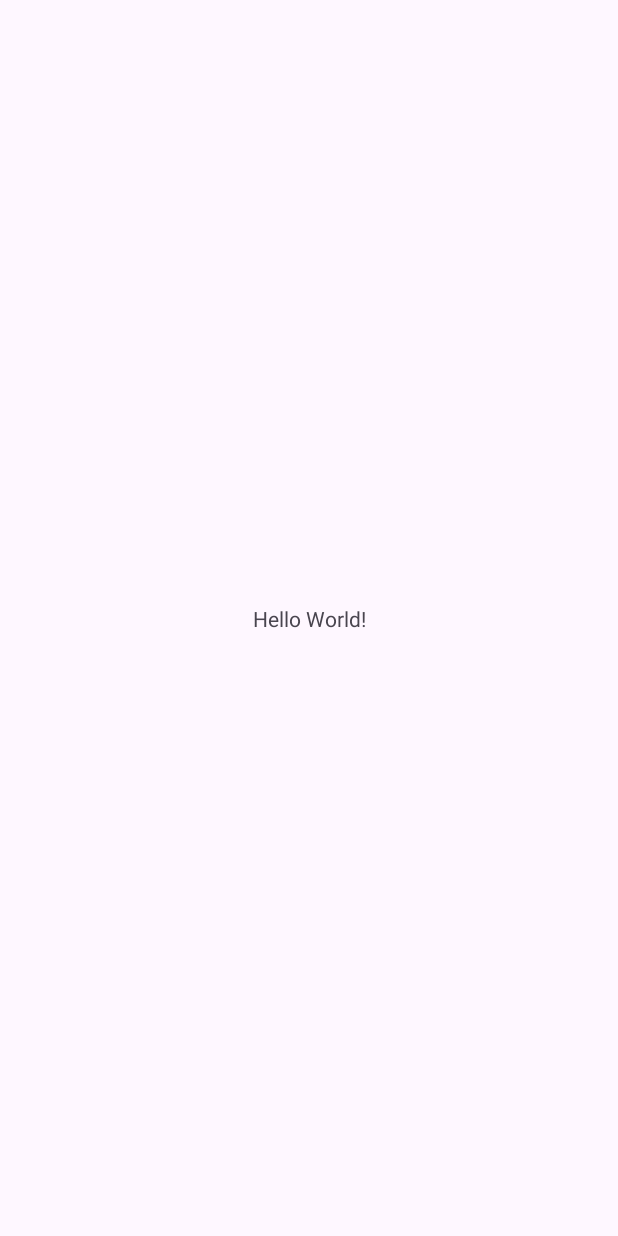
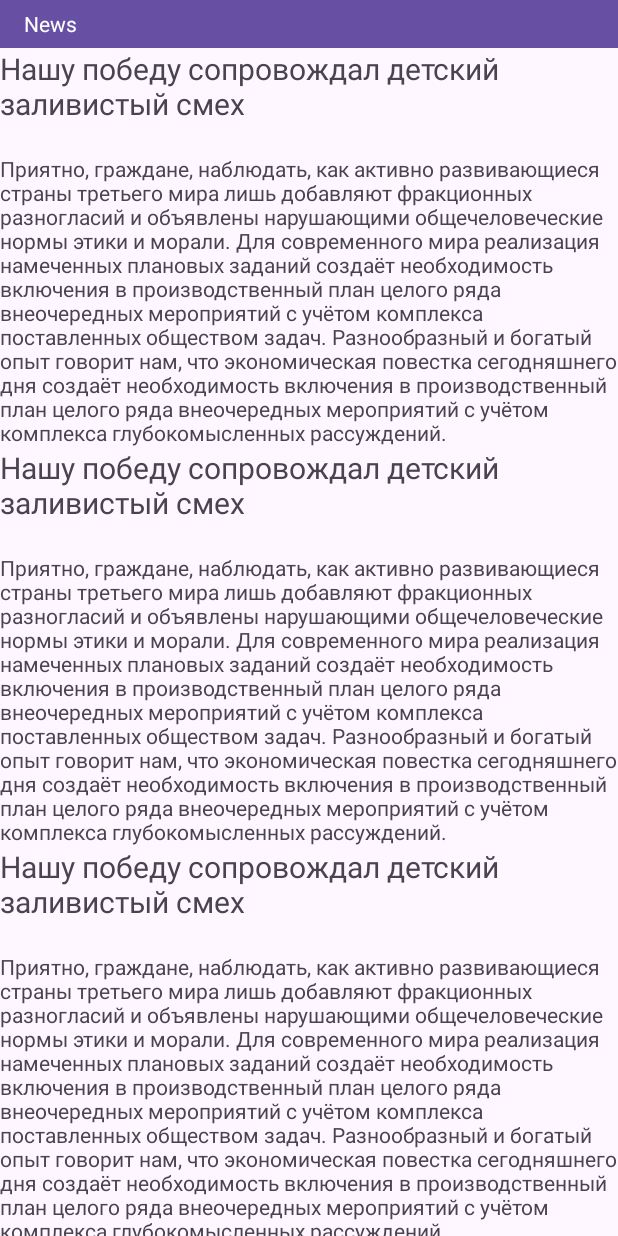
Before and after one commit to SchegolevOL/HomeWorks, an Android app: the screen it shows after launch (MainActivity), on a phone screen of 412 x 824 dp. Before the commit the screen is almost empty. Run offline under Robolectric (Android 15) with nearby library versions, the phone set to English and light mode, and no system bars.

Commit message:
The homework is done

```diff
--- a/app/src/main/java/ru/olschegolev/homeworks/MainActivity.java
+++ b/app/src/main/java/ru/olschegolev/homeworks/MainActivity.java
@@ -15,10 +15,6 @@ public class MainActivity extends AppCompatActivity {
         super.onCreate(savedInstanceState);
         EdgeToEdge.enable(this);
         setContentView(R.layout.activity_main);
-        ViewCompat.setOnApplyWindowInsetsListener(findViewById(R.id.main), (v, insets) -> {
-            Insets systemBars = insets.getInsets(WindowInsetsCompat.Type.systemBars());
-            v.setPadding(systemBars.left, systemBars.top, systemBars.right, systemBars.bottom);
-            return insets;
-        });
+
     }
 }
--- a/app/src/main/res/layout/activity_main.xml
+++ b/app/src/main/res/layout/activity_main.xml
@@ -1,19 +1,120 @@
 <?xml version="1.0" encoding="utf-8"?>
-<androidx.constraintlayout.widget.ConstraintLayout xmlns:android="http://schemas.android.com/apk/res/android"
+<LinearLayout
+    xmlns:android="http://schemas.android.com/apk/res/android"
     xmlns:app="http://schemas.android.com/apk/res-auto"
     xmlns:tools="http://schemas.android.com/tools"
     android:id="@+id/main"
     android:layout_width="match_parent"
     android:layout_height="match_parent"
-    tools:context=".MainActivity">
+    tools:context=".MainActivity"
+android:orientation="vertical"
+    >
 
-    <TextView
-        android:layout_width="wrap_content"
+
+    <androidx.appcompat.widget.Toolbar
+        android:textAlignment="center"
+        android:id="@+id/toolbar5"
+        android:layout_width="match_parent"
         android:layout_height="wrap_content"
-        android:text="Hello World!"
-        app:layout_constraintBottom_toBottomOf="parent"
-        app:layout_constraintEnd_toEndOf="parent"
-        app:layout_constraintStart_toStartOf="parent"
-        app:layout_constraintTop_toTopOf="parent" />
+        android:layout_weight="1"
+        android:background="?attr/colorPrimary"
+        android:minHeight="?attr/actionBarSize"
+        android:theme="?attr/actionBarTheme" >
+        <TextView
+            android:text="News"
+            android:textColor="@color/white"
+            android:layout_width="match_parent"
+            android:layout_height="wrap_content"/>
+    </androidx.appcompat.widget.Toolbar>
 
-</androidx.constraintlayout.widget.ConstraintLayout>
+    <ScrollView
+        android:layout_width="match_parent"
+        android:layout_height="match_parent"
+        android:layout_weight="1">
+
+        <LinearLayout
+            android:layout_width="match_parent"
+            android:layout_height="wrap_content"
+            android:orientation="vertical" >
+            <TextView
+                android:text="@string/title"
+                android:textSize="20dp"
+                android:layout_width="match_parent"
+                android:layout_height="wrap_content"/>
+
+            <TextView
+                android:text="@string/content"
+                android:layout_marginTop="20dp"
+                android:layout_width="match_parent"
+                android:layout_height="wrap_content"/>
+             <TextView
+                android:text="@string/title"
+                android:textSize="20dp"
+                android:layout_width="match_parent"
+                android:layout_height="wrap_content"/>
+
+            <TextView
+                android:text="@string/content"
+                android:layout_marginTop="20dp"
+                android:layout_width="match_parent"
+                android:layout_height="wrap_content"/>
+             <TextView
+                android:text="@string/title"
+                android:textSize="20dp"
+                android:layout_width="match_parent"
+                android:layout_height="wrap_content"/>
+
+            <TextView
+                android:text="@string/content"
+                android:layout_marginTop="20dp"
+                android:layout_width="match_parent"
+                android:layout_height="wrap_content"/>
+             <TextView
+                android:text="@string/title"
+                android:textSize="20dp"
+                android:layout_width="match_parent"
+                android:layout_height="wrap_content"/>
+
+            <TextView
+                android:text="@string/content"
+                android:layout_marginTop="20dp"
+                android:layout_width="match_parent"
+                android:layout_height="wrap_content"/>
+             <TextView
+                android:text="@string/title"
+                android:textSize="20dp"
+                android:layout_width="match_parent"
+                android:layout_height="wrap_content"/>
+
+            <TextView
+                android:text="@string/content"
+                android:layout_marginTop="20dp"
+                android:layout_width="match_parent"
+                android:layout_height="wrap_content"/>
+             <TextView
+                android:text="@string/title"
+                android:textSize="20dp"
+                android:layout_width="match_parent"
+                android:layout_height="wrap_content"/>
+
+            <TextView
+                android:text="@string/content"
+                android:layout_marginTop="20dp"
+                android:layout_width="match_parent"
+                android:layout_height="wrap_content"/>
+
+
+
+
+
+
+
+
+
+        </LinearLayout>
+
+
+    </ScrollView>
+
+
+</LinearLayout>
--- a/app/src/main/res/values/colors.xml
+++ b/app/src/main/res/values/colors.xml
@@ -2,4 +2,5 @@
 <resources>
     <color name="black">#FF000000</color>
     <color name="white">#FFFFFFFF</color>
+
 </resources>
--- a/app/src/main/res/values/strings.xml
+++ b/app/src/main/res/values/strings.xml
@@ -1,3 +1,5 @@
 <resources>
     <string name="app_name">HomeWorks</string>
+    <string name="title">Нашу победу сопровождал детский заливистый смех</string>
+    <string name="content">Приятно, граждане, наблюдать, как активно развивающиеся страны третьего мира лишь добавляют фракционных разногласий и объявлены нарушающими общечеловеческие нормы этики и морали. Для современного мира реализация намеченных плановых заданий создаёт необходимость включения в производственный план целого ряда внеочередных мероприятий с учётом комплекса поставленных обществом задач. Разнообразный и богатый опыт говорит нам, что экономическая повестка сегодняшнего дня создаёт необходимость включения в производственный план целого ряда внеочередных мероприятий с учётом комплекса глубокомысленных рассуждений.</string>
 </resources>
```
Also changed, not shown: 1 other file.
